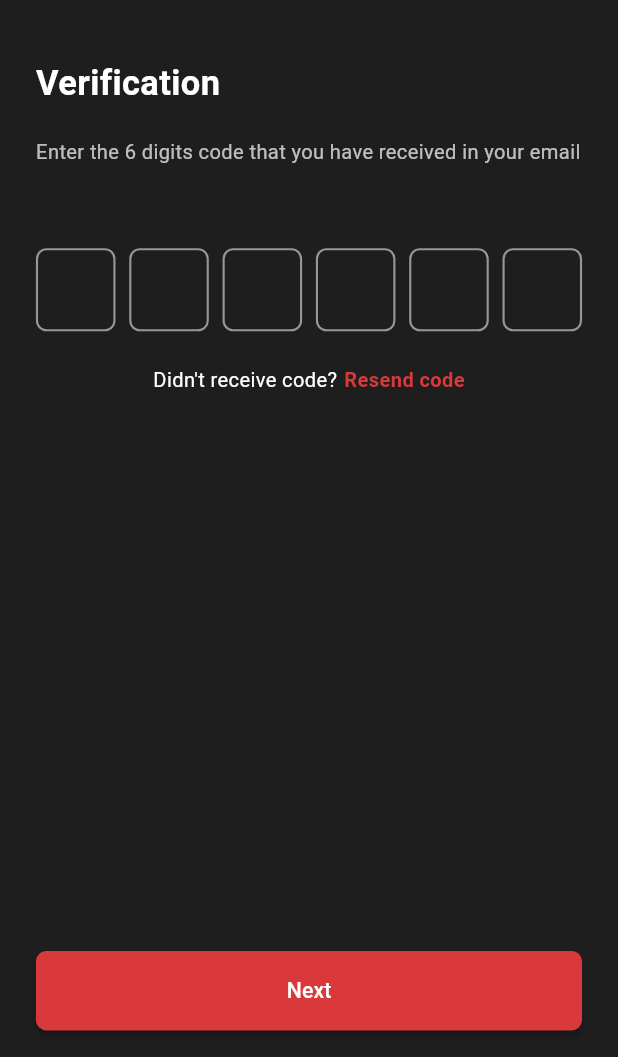
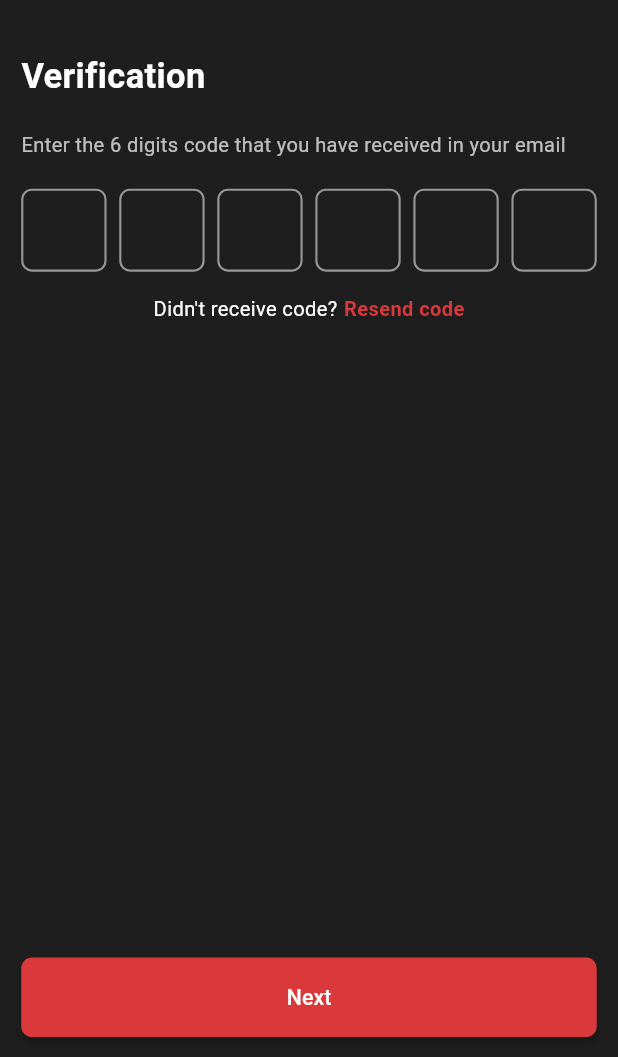
Before and after one commit to Proicon13/Pro-Icon-EMS-, a Flutter app: the OtpScreen screen opened by its route, on a phone screen of 412 x 824 dp, the part 179-1236 px from its top. Run offline on Flutter 3.47's test engine with Material 3 defaults, Android fonts, the phone set to English and light mode, and no system bars; drawn by our look-alikes of flutter_form_builder; our stand-ins replace bloc, cached_network_image, country_picker, dartz, device_preview, dio and 10 more; accounts and stored records are empty; project files that could hold a hidden picture were left out.

Commit message:
changed forget password screens to be responsive

```diff
--- a/lib/Features/auth/reset_password/screens/otp_screen.dart
+++ b/lib/Features/auth/reset_password/screens/otp_screen.dart
@@ -9,6 +9,8 @@ import 'package:flutter_screenutil/flutter_screenutil.dart';
 import 'package:form_builder_validators/form_builder_validators.dart';
 import 'package:pro_icon/Core/theme/app_colors.dart';
 import 'package:pro_icon/Core/theme/app_text_styles.dart';
+import 'package:pro_icon/Core/utils/extensions/size_helper.dart';
+import 'package:pro_icon/Core/utils/responsive_helper/size_constants.dart';
 import 'package:pro_icon/Core/widgets/base_app_Scaffold.dart';
 import 'package:pro_icon/Core/widgets/custom_button.dart';
 import 'package:pro_icon/Core/widgets/custom_snack_bar.dart';
@@ -62,7 +64,7 @@ class _OtpScreenState extends State<OtpScreen> {
         textAlign: TextAlign.center,
         isDense: true,
         contentPadding: EdgeInsets.symmetric(
-          vertical: 20.h,
+          vertical: context.setMinSize(20),
         ),
         keyboardInputType: TextInputType.number,
         errorTextStyle: const TextStyle(
@@ -86,6 +88,10 @@ class _OtpScreenState extends State<OtpScreen> {
     );
   }
 
+  Widget _otpSpace(BuildContext context) {
+    return context.setMinSize(10).horizontalSpace;
+  }
+
   @override
   void dispose() {
     super.dispose();
@@ -97,26 +103,23 @@ class _OtpScreenState extends State<OtpScreen> {
     return KeyboardDismissable(
       child: BaseAppScaffold(
         bottomNavigationBar: Padding(
-          padding: EdgeInsets.symmetric(horizontal: 25.w, vertical: 20.h),
-          child: SizedBox(
-            width: double.infinity,
-            child: CustomButton(
-              text: 'next'.tr(),
-              onPressed: () => _submitOtp(context),
-            ),
+          padding: SizeConstants.kBottomNavBarPadding(context),
+          child: CustomButton(
+            text: 'next'.tr(),
+            onPressed: () => _submitOtp(context),
           ),
         ),
         body: BlocProvider<OtpCubit>(
           create: (context) => getIt<OtpCubit>(),
           child: SingleChildScrollView(
             child: Padding(
-              padding: EdgeInsets.symmetric(horizontal: 25.w),
+              padding: SizeConstants.kScaffoldPadding(context),
               child: Column(
                 crossAxisAlignment: CrossAxisAlignment.start,
                 children: [
-                  90.h.verticalSpace,
+                  context.setMinSize(90).verticalSpace,
                   const Center(child: ProIconLogo()),
-                  50.h.verticalSpace,
+                  context.setMinSize(50).h.verticalSpace,
                   Text(
                     "verification.title".tr(),
                     style: AppTextStyles.fontSize24(context).copyWith(
@@ -124,33 +127,33 @@ class _OtpScreenState extends State<OtpScreen> {
                       fontWeight: FontWeight.bold,
                     ),
                   ),
-                  25.h.verticalSpace,
+                  context.setMinSize(25).verticalSpace,
                   Text(
                     "otp.screen.message".tr(),
                     style: AppTextStyles.fontSize14(context)
                         .copyWith(color: AppColors.white71Color),
                   ),
-                  70.h.verticalSpace,
+                  context.setMinSize(25).verticalSpace,
                   FormBuilder(
                     key: _otpFormKey,
                     child: Row(
                       mainAxisAlignment: MainAxisAlignment.spaceBetween,
                       children: [
                         _buildOtpField(context, 'otp1'),
-                        10.w.horizontalSpace,
+                        _otpSpace(context),
                         _buildOtpField(context, 'otp2'),
-                        10.w.horizontalSpace,
+                        _otpSpace(context),
                         _buildOtpField(context, 'otp3'),
-                        10.w.horizontalSpace,
+                        _otpSpace(context),
                         _buildOtpField(context, 'otp4'),
-                        10.w.horizontalSpace,
+                        _otpSpace(context),
                         _buildOtpField(context, 'otp5'),
-                        10.w.horizontalSpace,
+                        _otpSpace(context),
                         _buildOtpField(context, 'otp6'),
                       ],
                     ),
                   ),
-                  30.h.verticalSpace,
+                  context.setMinSize(20).verticalSpace,
                   Center(
                     child: Row(
                       mainAxisAlignment: MainAxisAlignment.center,
@@ -160,7 +163,7 @@ class _OtpScreenState extends State<OtpScreen> {
                           style: AppTextStyles.fontSize14(context)
                               .copyWith(color: Colors.white),
                         ),
-                        5.w.horizontalSpace,
+                        context.setMinSize(5).horizontalSpace,
                         BlocConsumer<OtpCubit, OtpState>(
                           listener: (context, state) {
                             if (state.resendOtpStatus ==
--- a/lib/Features/auth/reset_password/widgets/send_code_button.dart
+++ b/lib/Features/auth/reset_password/widgets/send_code_button.dart
@@ -24,7 +24,7 @@ class SendCodeButton extends StatelessWidget {
           if (state.codeRequestStatus == CodeRequestStatus.success) {
             buildCustomAlert(context, state.codeStatusMessage!, Colors.green);
 
-            Future.delayed(const Duration(seconds: 2), () {
+            Future.delayed(const Duration(seconds: 3), () {
               if (context.mounted) {
                 Navigator.pushReplacementNamed(context, OtpScreen.routeName);
               }
```
Also changed, not shown: lib/Features/auth/reset_password/screens/set_new_password_screen.dart (+12 -10 lines), lib/Features/auth/reset_password/widgets/confirm_button.dart (+5 -8 lines).
